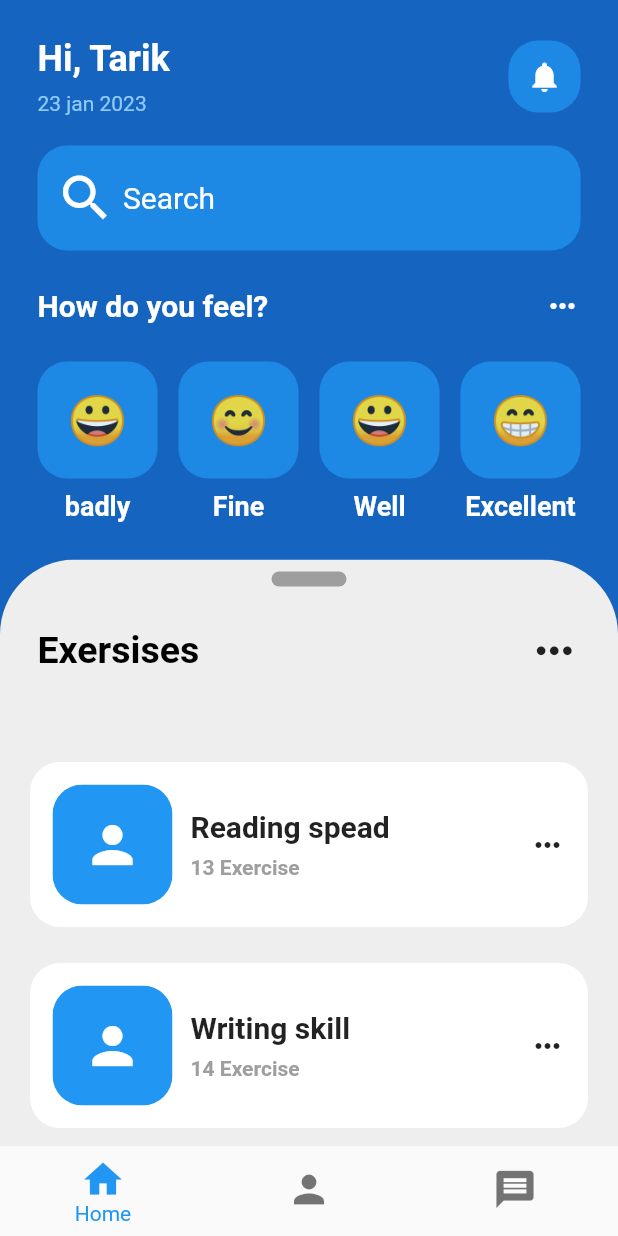
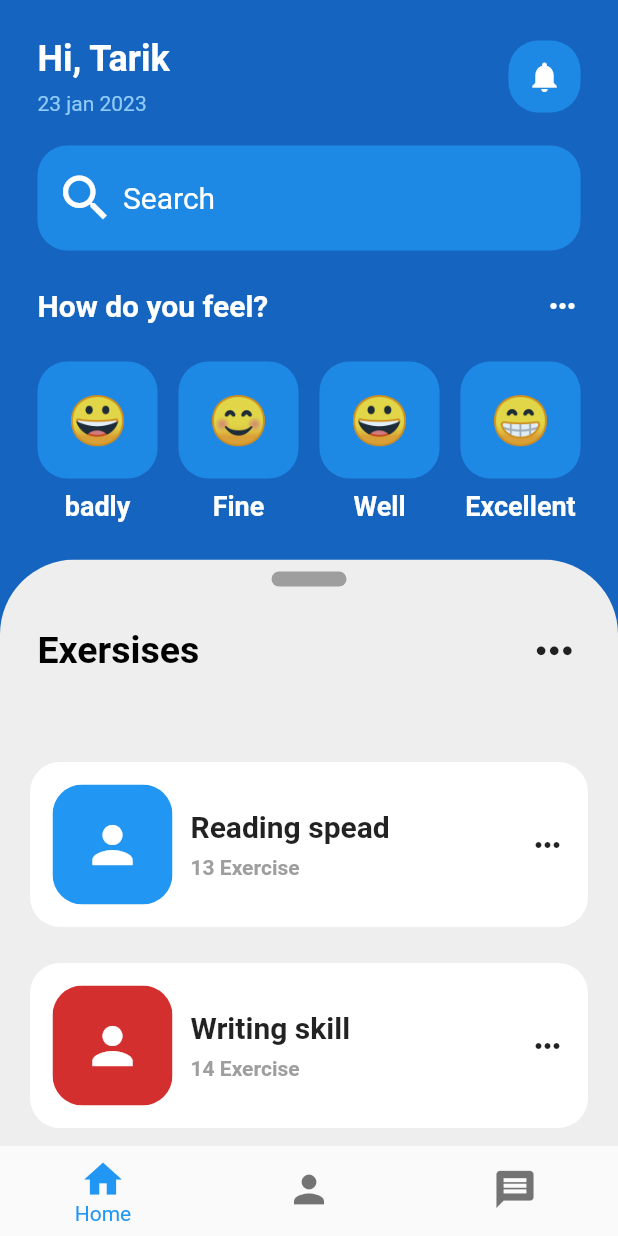
Before and after one commit to tarik350/mental-health-app, a Flutter app: the screen it shows after launch, scrolled down 134 dp, on a phone screen of 412 x 824 dp. Run offline on Flutter 3.47's test engine with Material 2 defaults, Android fonts, the phone set to English and light mode, and no system bars.

Commit message:
changed the color of writing skill

```diff
--- a/lib/pages/home_page.dart
+++ b/lib/pages/home_page.dart
@@ -311,7 +311,7 @@ class _HomePageState extends State<HomePage> with TickerProviderStateMixin {
                             title: 'Writing skill',
                             subtitle: '14 Exercise',
                             leadingIcon: Icons.person,
-                            iconColor: Colors.blue,
+                            iconColor: Colors.red.shade700,
                           )
                         ]),
                       ),
```
